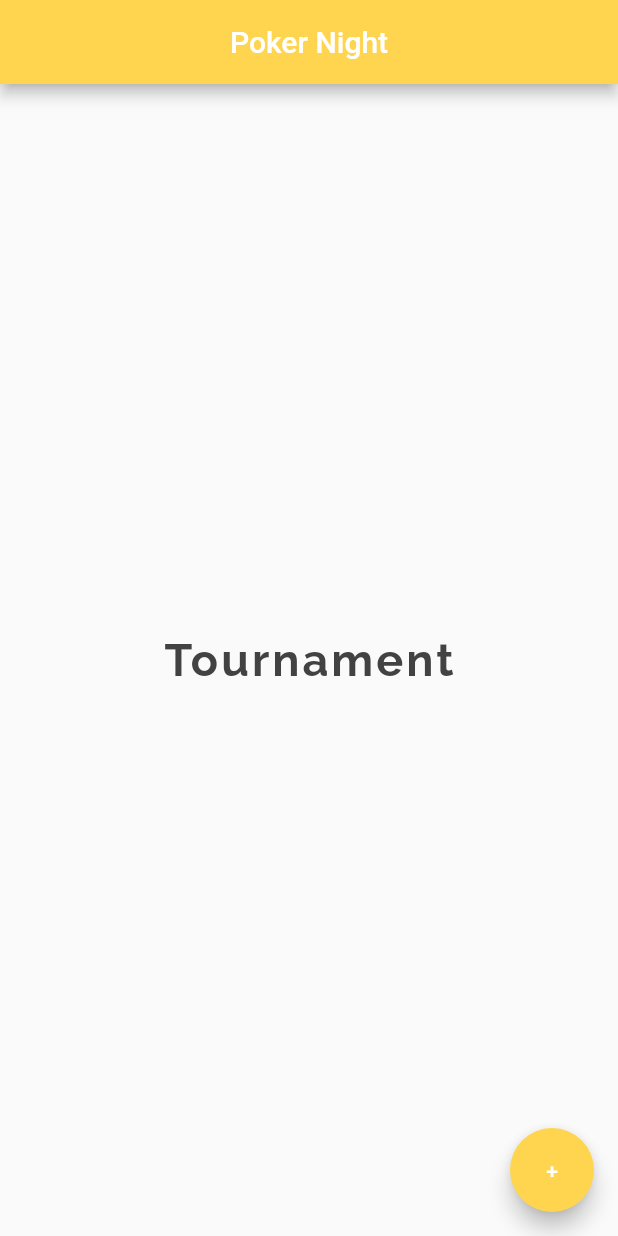
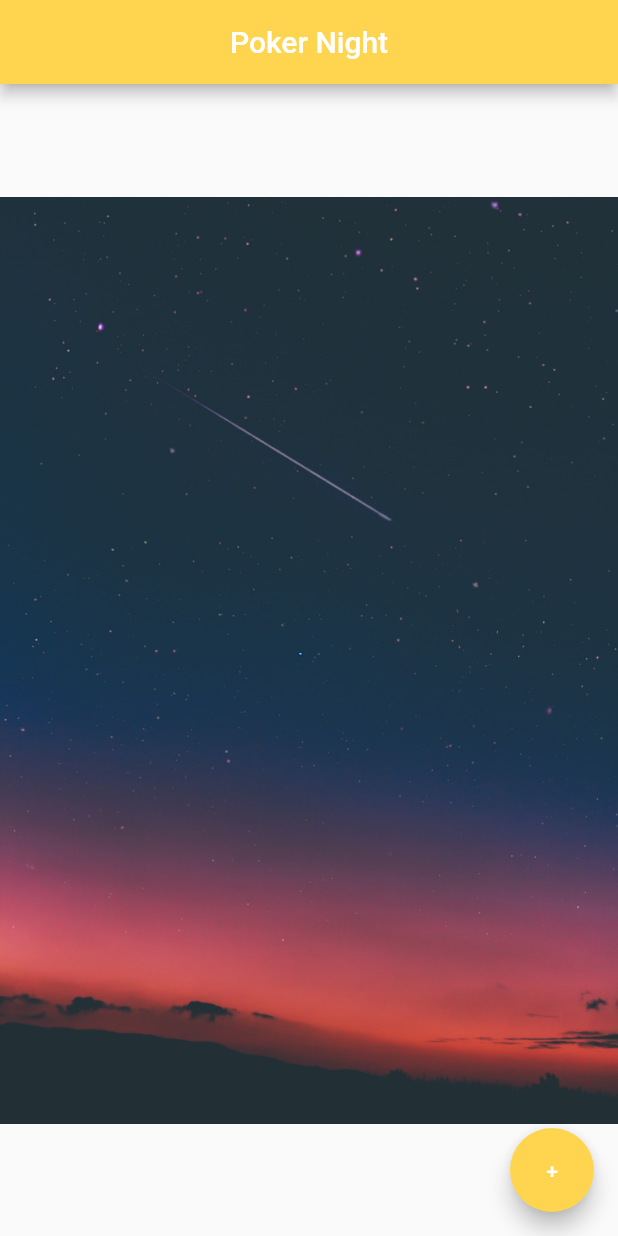
Before and after one commit to timeitel/player-profile, a Flutter app: the screen it shows after launch, on a phone screen of 412 x 824 dp. Run offline on Flutter 3.47's test engine with Material 2 defaults, Android fonts, the phone set to English and light mode, and no system bars.

Commit message:
Add assets and body image

```diff
--- a/lib/main.dart
+++ b/lib/main.dart
@@ -13,17 +13,7 @@ class Home extends StatelessWidget {
         centerTitle: true,
         backgroundColor: Colors.amber[300],
       ),
-      body: Center(
-        child: Text(
-          'Tournament',
-          style: TextStyle(
-              fontSize: 30.0,
-              fontWeight: FontWeight.bold,
-              letterSpacing: 2.0,
-              color: Colors.grey[800],
-              fontFamily: 'Raleway'),
-        ),
-      ),
+      body: Center(child: Image.asset('assets/2.jpg')),
       floatingActionButton: FloatingActionButton(
         onPressed: () {},
         child: Text('+'),
--- a/pubspec.yaml
+++ b/pubspec.yaml
@@ -45,9 +45,8 @@ flutter:
   uses-material-design: true
 
   # To add assets to your application, add an assets section, like this:
-  # assets:
-  #   - images/a_dot_burr.jpeg
-  #   - images/a_dot_ham.jpeg
+  assets:
+    - assets/
 
   # An image asset can refer to one or more resolution-specific "variants", see
   # https://flutter.dev/assets-and-images/#resolution-aware.
```
Also changed, not shown: assets/1.jpg (added), assets/2.jpg (added), assets/3.jpg (added).
